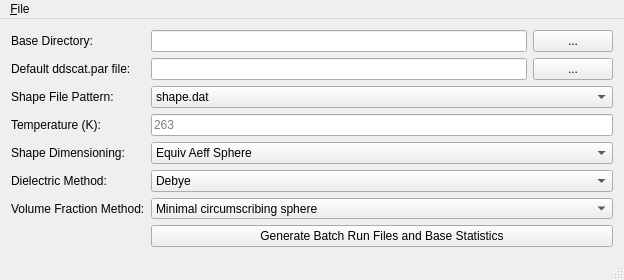
Above: rtmath/rtmath-apps/tmatrix-convert-from-ddscat/frmmain.ui from rhoneyager/rtmath before the change. Below: the same form after it.
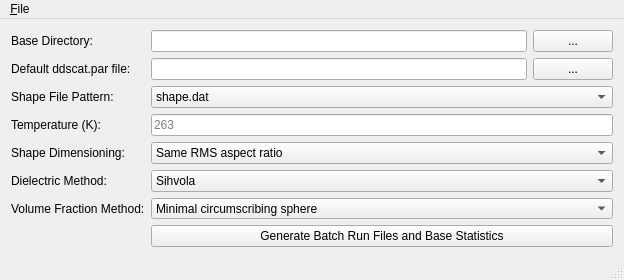
That is the form after the change.

```diff
--- a/rtmath/rtmath-apps/tmatrix-convert-from-ddscat/frmmain.ui
+++ b/rtmath/rtmath-apps/tmatrix-convert-from-ddscat/frmmain.ui
@@ -120,16 +120,6 @@
       <property name="statusTip">
        <string>Select the method for approximating the shape file</string>
       </property>
-      <item>
-       <property name="text">
-        <string>Equiv Aeff Sphere</string>
-       </property>
-      </item>
-      <item>
-       <property name="text">
-        <string>Same real aspect ratio</string>
-       </property>
-      </item>
       <item>
        <property name="text">
         <string>Same RMS aspect ratio</string>
@@ -149,6 +139,11 @@
       <property name="statusTip">
        <string>Specify the dielectric constant calculation method.</string>
       </property>
+      <item>
+       <property name="text">
+        <string>Sihvola</string>
+       </property>
+      </item>
       <item>
        <property name="text">
         <string>Debye</string>
```
Left out of the diff: 10 changed lines with no effect on the pictures.
